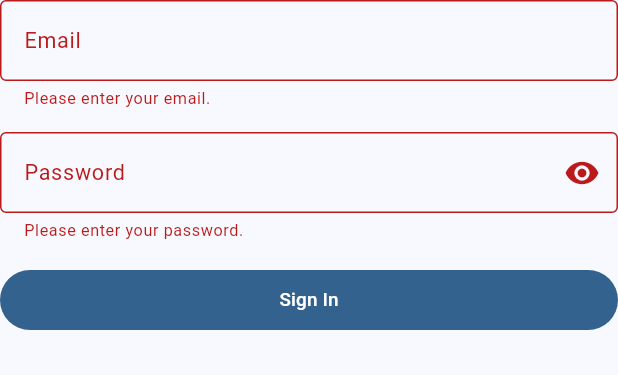
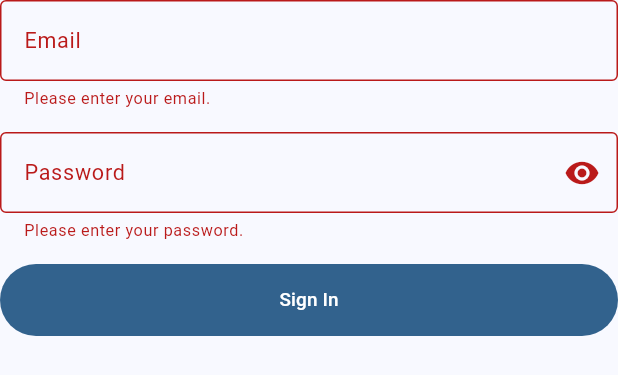
Before and after one commit to cbrf2002/fundi, a Flutter app: the EmailSignInForm widget shown alone on an empty page, opened directly, after a tap on "Sign In", on a phone screen of 412 x 824 dp. Shown: the top 375 px of the screen. Run offline on Flutter 3.47's test engine with Material 3 defaults, Android fonts, the light colour scheme and no system bars; our stand-ins replace cloud_firestore, firebase_auth, firebase_core, fl_chart, flutter_svg, google_fonts and 2 more; accounts and stored records are empty.

Commit message:
Removed google sign in

```diff
--- a/lib/features/auth/controllers/auth_controller.dart
+++ b/lib/features/auth/controllers/auth_controller.dart
@@ -3,10 +3,6 @@ import '../../../core/services/auth_service.dart';
 
 class AuthController {
   final AuthService _authService = AuthService();
-
-  Future<User?> signInWithGoogle() async {
-    return await _authService.signInWithGoogle();
-  }
 
   Future<User?> signInWithEmail(String email, String password) async {
     return await _authService.signInWithEmail(email, password);
--- a/lib/features/auth/screens/login_screen.dart
+++ b/lib/features/auth/screens/login_screen.dart
@@ -1,6 +1,6 @@
 import 'package:flutter/material.dart';
 import 'package:flutter/services.dart';
-import '../widgets/login_background.dart';
+import '../../../widgets/circle_gradient_background.dart';
 import '../widgets/login_header.dart';
 import '../widgets/login_form_container.dart';
 
@@ -34,7 +34,7 @@ class _LoginScreenState extends State<LoginScreen> {
     return Scaffold(
       body: Stack(
         children: [
-          const LoginBackground(),
+          const CircleGradientBackground(),
           Center(
             child: Padding(
               padding: const EdgeInsets.all(16.0),
--- a/lib/features/auth/widgets/email_sign_in_form.dart
+++ b/lib/features/auth/widgets/email_sign_in_form.dart
@@ -1,4 +1,7 @@
 import 'package:flutter/material.dart';
+import 'package:provider/provider.dart';
+import '../../../core/providers/theme_provider.dart';
+import '../../../core/providers/formatting_provider.dart';
 import 'auth_text_field.dart';
 import 'package:fundi/core/services/auth_service.dart';
 
@@ -42,20 +45,32 @@ class EmailSignInForm extends StatelessWidget {
           ),
           const SizedBox(height: 16),
           FilledButton(
+            style: FilledButton.styleFrom(
+              minimumSize: const Size.fromHeight(48),
+            ),
             onPressed: () async {
               if (formKey.currentState!.validate()) {
                 final user = await AuthService().signInWithEmail(
                   emailController.text,
                   passwordController.text,
                 );
-                if (user != null) {
+                if (user != null && context.mounted) {
+                  // Initialize preferences before navigation
+                  await Future.wait([
+                    Provider.of<ThemeProvider>(context, listen: false)
+                        .initializeTheme(user.uid),
+                    Provider.of<FormattingProvider>(context, listen: false)
+                        .initializeFormatting(user.uid),
+                  ]);
+
+                  if (!context.mounted) return;
                   ScaffoldMessenger.of(context).showSnackBar(
-                    SnackBar(content: Text('Welcome back, ${user.email}!')),
+                    const SnackBar(content: Text('Successfully signed in!')),
                   );
-                  Navigator.pushReplacementNamed(context, '/main');
-                } else {
+                  Navigator.pushNamed(context, '/main');
+                } else if (context.mounted) {
                   ScaffoldMessenger.of(context).showSnackBar(
-                    const SnackBar(content: Text('Sign-In failed.')),
+                    const SnackBar(content: Text('Invalid email or password')),
                   );
                 }
               }
--- a/lib/main.dart
+++ b/lib/main.dart
@@ -3,7 +3,6 @@ import 'package:provider/provider.dart';
 import 'package:flutter/services.dart';
 import 'package:firebase_core/firebase_core.dart';
 import 'package:responsive_sizer/responsive_sizer.dart';
-import 'core/services/auth_service.dart';
 import 'core/providers/theme_provider.dart';
 import 'core/providers/formatting_provider.dart';
 import 'core/utils/theme.dart';
@@ -13,7 +12,6 @@ import 'routes/app_routes.dart';
 void main() async {
   WidgetsFlutterBinding.ensureInitialized();
   await Firebase.initializeApp();
-  await AuthService().trySilentSignIn();
 
   runApp(
     MultiProvider(
@@ -33,8 +31,6 @@ class Fundi extends StatelessWidget {
   Widget build(BuildContext context) {
     return Consumer<ThemeProvider>(
       builder: (context, themeProvider, child) {
-        // Create text themes with Electrolize font for headers and titles
-        // Use Roboto (system default) for body text
         final textTheme = createTextTheme(
           context,
           'Roboto', // Body font (system default)
```
Also changed, not shown: lib/core/services/auth_service.dart (+0 -46 lines), lib/features/auth/widgets/email_sign_up_form.dart (+21 -7 lines), lib/features/auth/widgets/google_login.dart (deleted, +0 -31 lines), lib/features/auth/widgets/login_background.dart (deleted, +0 -34 lines), lib/features/auth/widgets/login_form_container.dart (+5 -20 lines).
